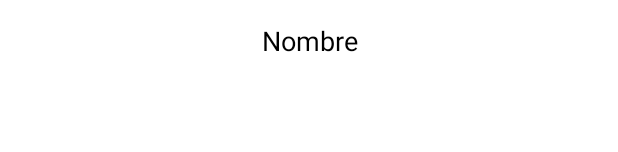
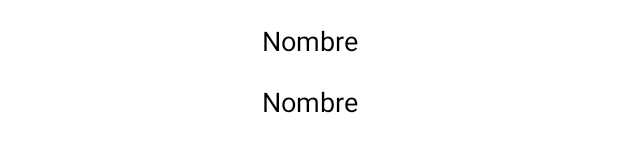
Before and after one commit to RanduRetana/Examen-Argumentativo-Practico, an Android app: the layout item_movie.xml on its own in the app's theme, with its tools: preview values and no code run, on a phone screen of 412 x 824 dp. Shown: the part 206-358 px from the top of the screen. Run offline under Robolectric (Android 15) with nearby library versions, the phone set to English and light mode, and no system bars.

Commit message:
never gonna give you up never gonna let you down never gonna run around and desert you

```diff
--- a/app/src/main/java/com/data/MovieRepository.kt
+++ b/app/src/main/java/com/data/MovieRepository.kt
@@ -1,9 +1,13 @@
 package com.data
 
 import com.data.network.MovieApiClient
+import com.data.network.model.Movie
+import com.data.network.model.MovieObject
 
 class MovieRepository() {
     private val apiMovie = MovieApiClient()
 
-    suspend fun getMoviesList(): com.data.network.model.MovieObject? = apiMovie.getMoviesList()
+    suspend fun getMoviesList(limit: Int): MovieObject? {
+        return apiMovie.getMoviesList(limit)
+    }
 }
--- a/app/src/main/java/com/data/network/MovieApiService.kt
+++ b/app/src/main/java/com/data/network/MovieApiService.kt
@@ -1,10 +1,14 @@
 package com.data.network
 
+import com.data.network.model.Movie
+import com.data.network.model.MovieObject
 import retrofit2.http.GET
+import retrofit2.http.Query
 
 interface MovieApiService {
     //https://api.themoviedb.org/3/
     @GET("movie/popular")
     suspend fun getMoviesList(
-    ):com.data.network.model.movie.Movie
+        @Query("page") page: Int
+    ): MovieObject
 }
--- a/app/src/main/java/com/data/network/model/MovieBase.kt
+++ b/app/src/main/java/com/data/network/model/Movie.kt
@@ -2,7 +2,7 @@ package com.data.network.model
 
 import com.google.gson.annotations.SerializedName
 
-data class MovieBase(
+data class Movie(
     @SerializedName("adult") val adult: Boolean,
     @SerializedName("backdrop_path") val backdrop_path: String,
     @SerializedName("genres_ids") val genre_ids: List<Int>,
--- a/app/src/main/java/com/data/network/model/MovieObject.kt
+++ b/app/src/main/java/com/data/network/model/MovieObject.kt
@@ -4,5 +4,5 @@ import com.google.gson.annotations.SerializedName
 
 data class MovieObject(
     @SerializedName("total") val total: Int,
-    @SerializedName("rows") val rows: ArrayList<Profile>,
+    @SerializedName("results") val results: ArrayList<Movie>,
 )
--- a/app/src/main/res/layout/item_movie.xml
+++ b/app/src/main/res/layout/item_movie.xml
@@ -22,4 +22,13 @@
         android:text="Nombre"
         android:id="@+id/TVTitle"
         />
+    <TextView        android:layout_width="match_parent"
+        android:layout_height="wrap_content"
+        android:textSize="18sp"
+        android:textColor="@color/black"
+        android:gravity="center"
+        android:layout_marginTop="16dp"
+        android:text="Nombre"
+        android:id="@+id/TVDescription"
+        />
 </LinearLayout>
--- a/app/src/main/res/values/themes.xml
+++ b/app/src/main/res/values/themes.xml
@@ -13,4 +13,9 @@
         <item name="android:statusBarColor">?attr/colorPrimaryVariant</item>
         <!-- Customize your theme here. -->
     </style>
+
+    <style name="Theme.Examen.NoActionBar">
+        <item name="windowActionBar">false</item>
+        <item name="windowNoTitle">true</item>
+    </style>
 </resources>
```
Also changed, not shown: app/build.gradle.kts (+17 -25 lines), app/src/main/AndroidManifest.xml (+9 -7 lines), app/src/main/java/com/data/network/MovieApiClient.kt (+9 -2 lines), app/src/main/java/com/data/network/model/movie/Movie.kt (deleted, +0 -8 lines), app/src/main/java/com/data/network/model/movie/Result.kt (deleted, +0 -18 lines), app/src/main/java/com/domain/MovieInfoRequirement.kt (deleted, +0 -10 lines), app/src/main/java/com/domain/MovieListRequirement.kt (+5 -3 lines), app/src/main/java/com/framework/adapters/MoviesAdapter.kt (+7 -3 lines), app/src/main/java/com/framework/adapters/viewholders/MoviesViewHolder.kt (+9 -3 lines), app/src/main/java/com/framework/viewmodel/MainViewModel.kt (added, +30 -0 lines), app/src/main/java/com/framework/views/MainActivity.kt (+12 -5 lines).
